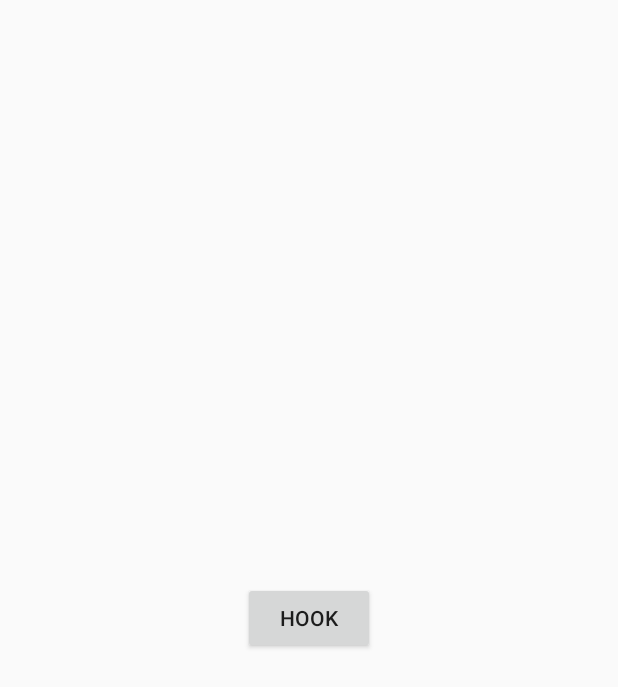
After one commit to shizhongyu/MyCustomView, an Android app: the HookActivity screen opened directly, with no data from a screen before it, on a phone screen of 412 x 824 dp. The commit adds this screen. Shown: the top 687 px of the screen. Run offline under Robolectric (Android 15) with nearby library versions, the phone set to English and light mode, and no system bars.

Commit message:
HookActivity.

```diff
--- a/app/src/main/AndroidManifest.xml
+++ b/app/src/main/AndroidManifest.xml
@@ -19,6 +19,7 @@
 
         <activity android:name=".activity.XfermodeActivity"/>
         <activity android:name=".activity.pinActivity"/>
+        <activity android:name=".activity.HookActivity"/>
     </application>
 
 </manifest>
--- /dev/null
+++ b/app/src/main/java/com/example/zhongyu/myapplication/activity/HookActivity.java
@@ -0,0 +1,95 @@
+package com.example.zhongyu.myapplication.activity;
+
+import android.content.Context;
+import android.os.Bundle;
+import android.support.annotation.Nullable;
+import android.util.Log;
+import android.view.View;
+import android.widget.Button;
+
+import com.example.zhongyu.myapplication.R;
+
+import java.lang.reflect.Field;
+import java.lang.reflect.InvocationHandler;
+import java.lang.reflect.Method;
+import java.lang.reflect.Proxy;
+
+/**
+ * Copyright (c) 2021 Tencent. All rights reserved.
+ * 手把手讲解 Android Hook入门Demo
+ * https://www.jianshu.com/p/74c12164ffca?tdsourcetag=s_pcqq_aiomsg
+ * @author microli
+ * @date 2021/4/28 16:47
+ */
+public class HookActivity extends CommonActivity {
+
+    private Button mBtn;
+
+    @Override
+    protected void onCreate(@Nullable Bundle savedInstanceState) {
+        super.onCreate(savedInstanceState);
+        setContentView(R.layout.hook);
+        initView();
+    }
+
+    private void initView() {
+        mBtn = (Button) findViewById(R.id.btn);
+        mBtn.setOnClickListener(new View.OnClickListener() {
+            @Override
+            public void onClick(View v) {
+
+            }
+        });
+        hook(this, mBtn);
+    }
+
+    static class ProxyOnClickListener implements View.OnClickListener {
+        View.OnClickListener oriLis;
+        public ProxyOnClickListener(View.OnClickListener oriLis) {
+            this.oriLis = oriLis;
+        }
+        @Override
+        public void onClick(View v) {
+            Log.d("HookSetOnClickListener", "点击事件被hook到了");
+            if (oriLis != null) {
+                oriLis.onClick(v);
+            }
+        }
+    }
+
+    public static void hook(Context context, final View v) {//
+        try {
+            // 反射执行View类的getListenerInfo()方法，拿到v的mListenerInfo对象，这个对象就是点击事件的持有者
+            Method method = View.class.getDeclaredMethod("getListenerInfo");
+            method.setAccessible(true);//由于getListenerInfo()方法并不是public的，所以要加这个代码来保证访问权限
+            Object mListenerInfo = method.invoke(v);//这里拿到的就是mListenerInfo对象，也就是点击事件的持有者
+
+            //要从这里面拿到当前的点击事件对象
+            Class<?> listenerInfoClz = Class.forName("android.view.View$ListenerInfo");// 这是内部类的表示方法
+            Field field = listenerInfoClz.getDeclaredField("mOnClickListener");
+            final View.OnClickListener onClickListenerInstance = (View.OnClickListener) field.get(mListenerInfo);//取得真实的mOnClickListener对象
+
+            //2. 创建我们自己的点击事件代理类
+            //   方式1：自己创建代理类
+            //   ProxyOnClickListener proxyOnClickListener = new ProxyOnClickListener(onClickListenerInstance);
+            //   方式2：由于View.OnClickListener是一个接口，所以可以直接用动态代理模式
+            // Proxy.newProxyInstance的3个参数依次分别是：
+            // 本地的类加载器;
+            // 代理类的对象所继承的接口（用Class数组表示，支持多个接口）
+            // 代理类的实际逻辑，封装在new出来的InvocationHandler内
+            Object proxyOnClickListener = Proxy.newProxyInstance(context.getClass().getClassLoader(), new Class[]{View.OnClickListener.class}, new InvocationHandler() {
+                @Override
+                public Object invoke(Object proxy, Method method, Object[] args) throws Throwable {
+                    Log.d("HookSetOnClickListener", "点击事件被hook到了");//加入自己的逻辑
+                    return method.invoke(onClickListenerInstance, args);//执行被代理的对象的逻辑
+                }
+            });
+            //3. 用我们自己的点击事件代理类，设置到"持有者"中
+            field.set(mListenerInfo, proxyOnClickListener);
+            //完成
+        } catch (Exception e) {
+            e.printStackTrace();
+        }
+    }
+
+}
--- a/app/src/main/res/layout/activity_main.xml
+++ b/app/src/main/res/layout/activity_main.xml
@@ -12,6 +12,10 @@
         android:text="xfermode"
         android:layout_width="match_parent"
         android:layout_height="wrap_content"/>
-
+    <Button
+        android:id="@+id/hook"
+        android:text="hook"
+        android:layout_width="match_parent"
+        android:layout_height="wrap_content"/>
 
 </LinearLayout>
--- /dev/null
+++ b/app/src/main/res/layout/hook.xml
@@ -0,0 +1,14 @@
+<?xml version="1.0" encoding="utf-8"?>
+<RelativeLayout xmlns:android="http://schemas.android.com/apk/res/android"
+    android:layout_width="match_parent"
+    android:layout_height="match_parent">
+
+
+    <Button
+        android:id="@+id/btn"
+        android:text="Hook"
+        android:layout_width="wrap_content"
+        android:layout_height="wrap_content"
+        android:layout_centerInParent="true" />
+
+</RelativeLayout>
```
Also changed, not shown: app/src/main/java/com/example/zhongyu/myapplication/activity/MainActivity.java (+9 -4 lines).
